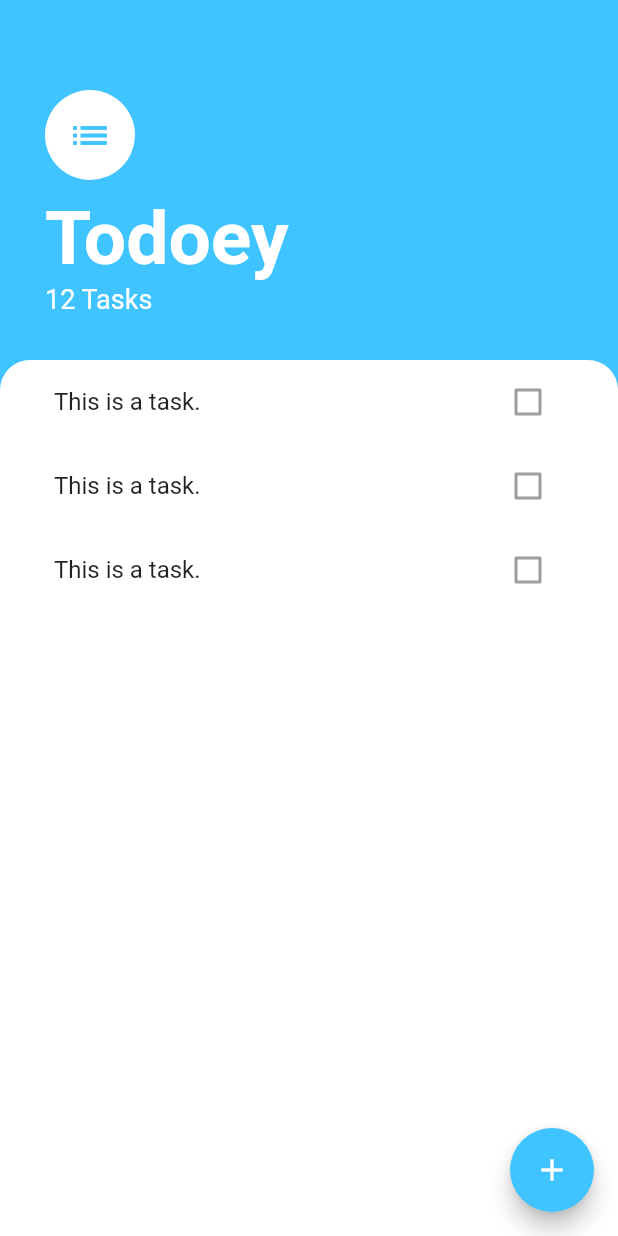
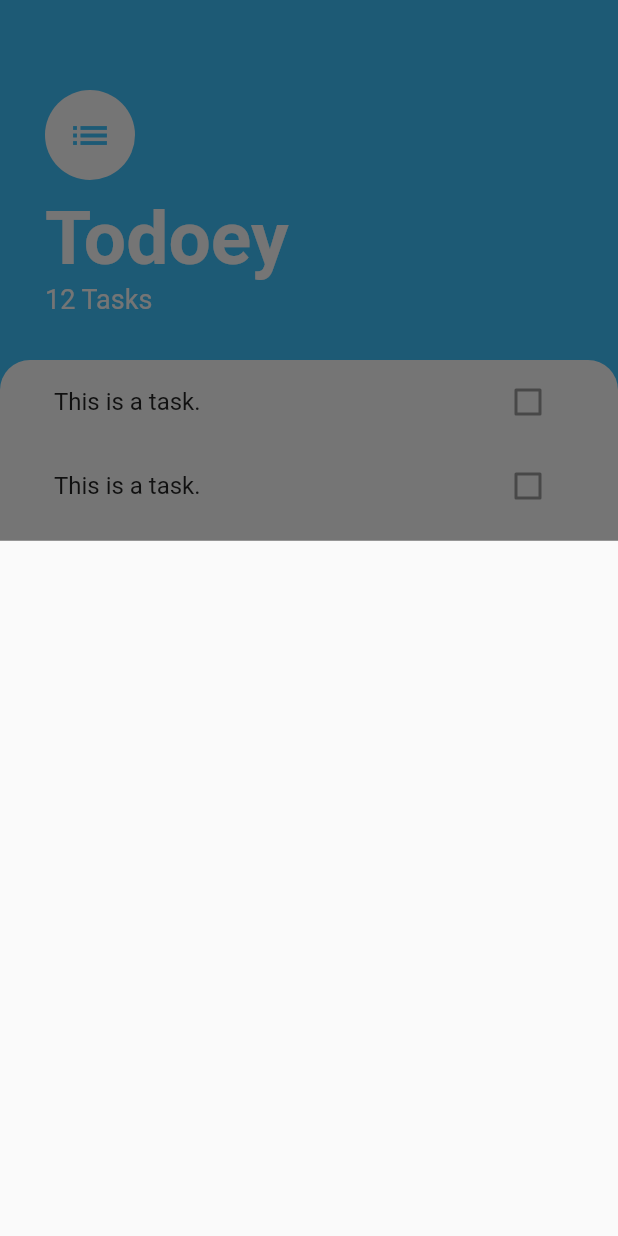
Before and after one commit to Ayushd70/todoey, a Flutter app: the screen it shows after launch, after a tap on the "add" icon, on a phone screen of 412 x 824 dp. Run offline on Flutter 3.47's test engine with Material 2 defaults, Android fonts, the phone set to English and light mode, and no system bars.

Commit message:
todoey: implement a BottomSheet for adding a task to the list
Signed-off-by: Ayush Dubey <ayushdubey70@gmail.com>

```diff
--- a/lib/screens/tasks.dart
+++ b/lib/screens/tasks.dart
@@ -2,6 +2,7 @@ import 'package:flutter/material.dart';
 import 'package:todoey/widgets/tasks_list.dart';
 
 class TasksScreen extends StatelessWidget {
+
   @override
   Widget build(BuildContext context) {
     return Scaffold(
@@ -10,7 +11,7 @@ class TasksScreen extends StatelessWidget {
         backgroundColor: Colors.lightBlueAccent,
         child: Icon(Icons.add),
         onPressed: () {
-          //todo: implement the bottom widget
+          showModalBottomSheet(context: context, builder: (context) => Container());
         },
       ),
       body: Column(
```
